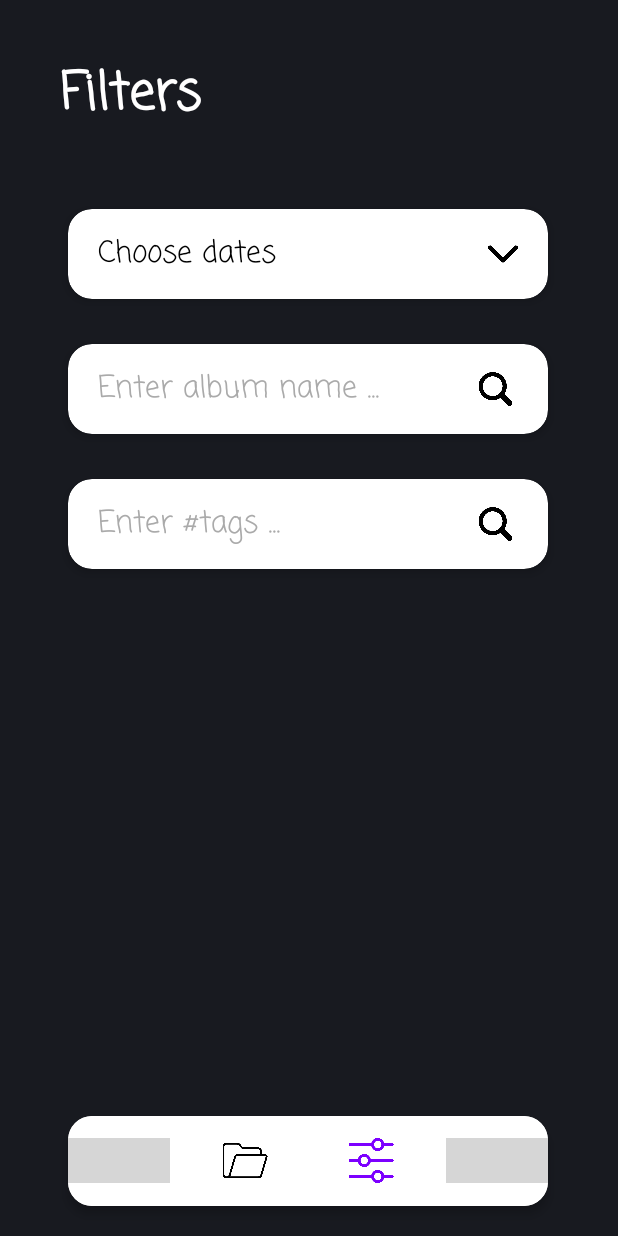
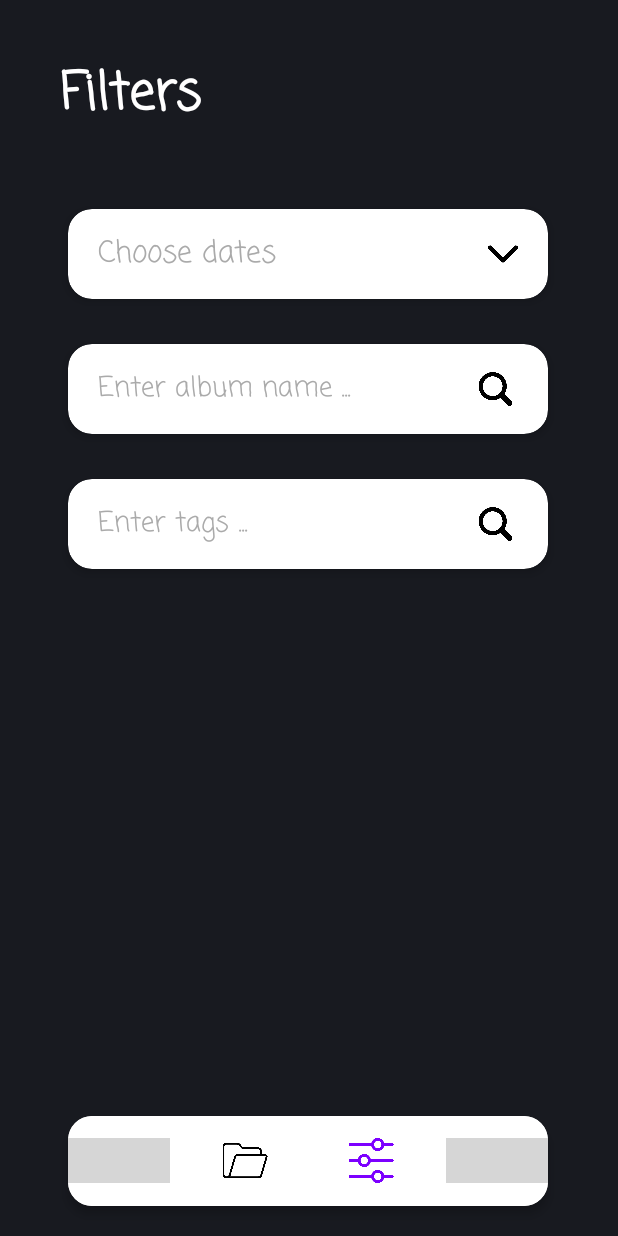
Before and after one commit to SofiyaBaranouskaya/PhotoGallery, an Android app: the FiltersActivity screen opened directly, with no data from a screen before it, on a phone screen of 412 x 824 dp. Run offline under Robolectric (Android 15) with nearby library versions, the light colour scheme and no system bars; grey boxes are pictures that could not be loaded.

Commit message:
Tags filter created

```diff
--- a/app/src/main/res/layout/activity_filters.xml
+++ b/app/src/main/res/layout/activity_filters.xml
@@ -243,7 +243,7 @@
             android:gravity="center"
             android:text="Choose dates"
             android:textAlignment="center"
-            android:textColor="@color/black"
+            android:textColor="@android:color/darker_gray"
             android:textSize="20dp" />
 
         <ImageView
@@ -269,6 +269,20 @@
         android:visibility="gone"
         android:scrollbars="horizontal"/>
 
+
+    <TextView
+        android:id="@+id/textView9"
+        android:layout_width="wrap_content"
+        android:layout_height="wrap_content"
+        android:layout_marginTop="20dp"
+        android:text="There are no photo made these dates"
+        android:visibility="gone"
+        android:textSize="30dp"
+        android:textAlignment="center"
+        app:layout_constraintEnd_toEndOf="parent"
+        app:layout_constraintStart_toStartOf="parent"
+        app:layout_constraintTop_toBottomOf="@+id/opened_first_container" />
+
     <androidx.cardview.widget.CardView
         android:id="@+id/second_filter_container"
         android:layout_width="320dp"
@@ -282,19 +296,21 @@
         app:layout_constraintEnd_toEndOf="parent"
         app:layout_constraintHorizontal_bias="0.492"
         app:layout_constraintStart_toStartOf="parent"
-        app:layout_constraintTop_toBottomOf="@+id/recyclerView3">
+        app:layout_constraintTop_toBottomOf="@+id/textView9">
 
-        <TextView
-            android:id="@+id/AlbumFiltrText"
+        <EditText
+            android:id="@+id/editTextAlbums"
             android:layout_width="wrap_content"
             android:layout_height="match_parent"
             android:layout_marginStart="20dp"
+            android:ems="10"
+            android:inputType="text"
             android:fontFamily="@font/coming_soon"
-            android:gravity="center"
-            android:text="Enter album name ..."
-            android:textAlignment="center"
-            android:textColor="@android:color/darker_gray"
-            android:textSize="20dp" />
+            android:textColor="@android:color/black"
+            android:hint="Enter album name ..."
+            android:textColorHint="@android:color/darker_gray"
+            android:padding="0dp"
+            android:background="@android:color/transparent" />
 
         <ImageView
             android:id="@+id/imageView1"
@@ -306,6 +322,17 @@
 
 
     </androidx.cardview.widget.CardView>
+
+    <androidx.recyclerview.widget.RecyclerView
+        android:id="@+id/recyclerView4"
+        android:layout_width="340dp"
+        android:layout_height="wrap_content"
+        android:layout_marginTop="30dp"
+        android:layout_marginLeft="12dp"
+        app:layout_constraintStart_toStartOf="parent"
+        app:layout_constraintTop_toBottomOf="@+id/second_filter_container"
+        android:visibility="gone"
+        android:scrollbars="horizontal"/>
 
     <androidx.cardview.widget.CardView
         android:id="@+id/third_filter_container"
@@ -322,17 +349,19 @@
         app:layout_constraintStart_toStartOf="parent"
         app:layout_constraintTop_toBottomOf="@+id/second_filter_container">
 
-        <TextView
-            android:id="@+id/TagsFiltrText"
+        <EditText
+            android:id="@+id/editTextTags"
             android:layout_width="wrap_content"
             android:layout_height="match_parent"
             android:layout_marginStart="20dp"
+            android:ems="10"
+            android:inputType="text"
             android:fontFamily="@font/coming_soon"
-            android:gravity="center"
-            android:text="Enter #tags ..."
-            android:textAlignment="center"
-            android:textColor="@android:color/darker_gray"
-            android:textSize="20dp" />
+            android:textColor="@android:color/black"
+            android:hint="Enter tags ..."
+            android:textColorHint="@android:color/darker_gray"
+            android:padding="0dp"
+            android:background="@android:color/transparent" />
 
         <ImageView
             android:id="@+id/imageView2"
@@ -345,4 +374,15 @@
 
     </androidx.cardview.widget.CardView>
 
+    <androidx.recyclerview.widget.RecyclerView
+        android:id="@+id/recyclerView5"
+        android:layout_width="340dp"
+        android:layout_height="wrap_content"
+        android:layout_marginTop="30dp"
+        android:layout_marginLeft="12dp"
+        app:layout_constraintStart_toStartOf="parent"
+        app:layout_constraintTop_toBottomOf="@+id/third_filter_container"
+        android:visibility="gone"
+        android:scrollbars="horizontal"/>
+
 </androidx.constraintlayout.widget.ConstraintLayout>
```
Also changed, not shown: app/src/main/java/com/safiya/photogallery/Activities/FiltersActivity.kt (+110 -42 lines).
